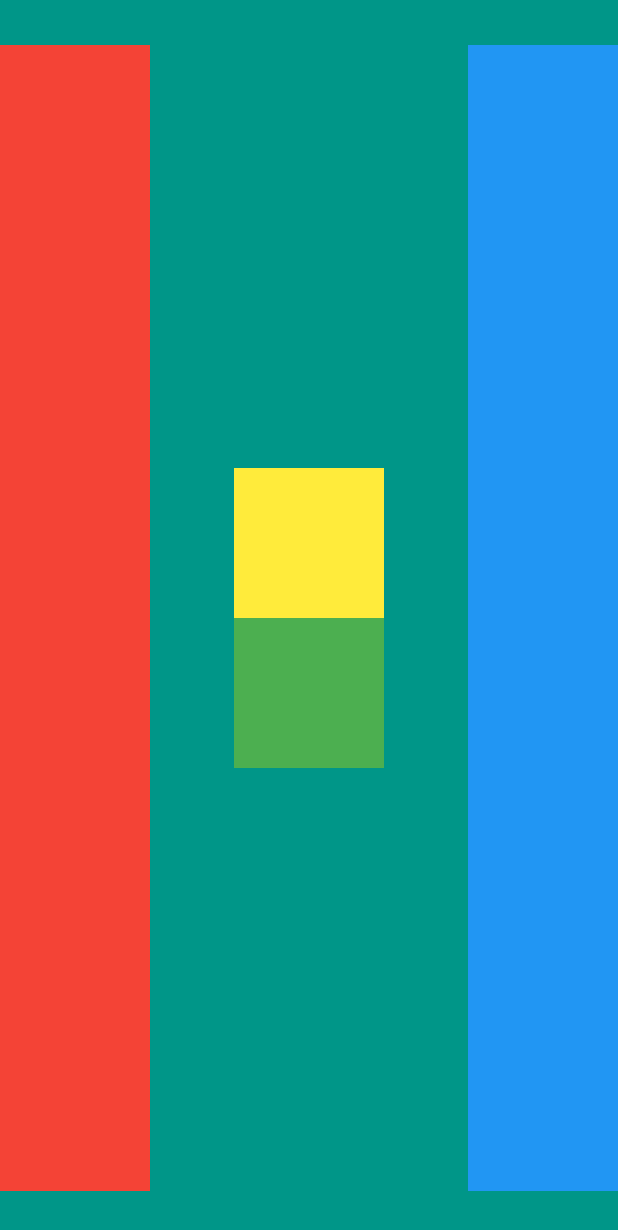
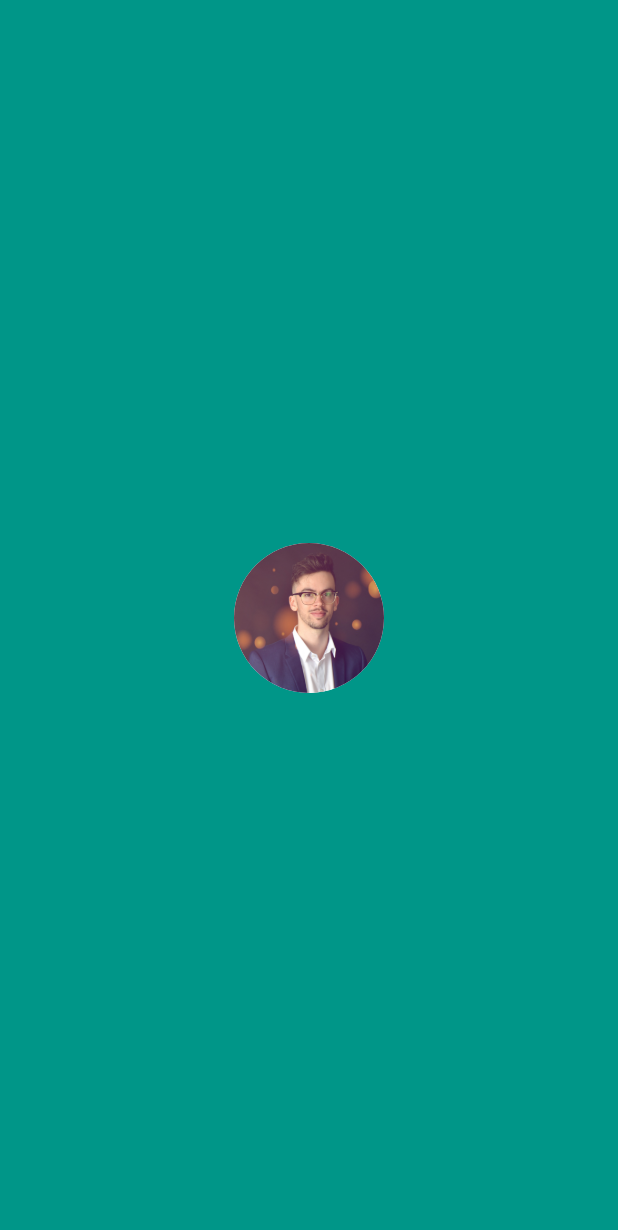
Before and after one commit to blomqvistandreas/MiCard, a Flutter app: the screen it shows after launch, on a phone screen of 412 x 824 dp. Shown: the top 1230 px of the screen. Run offline on Flutter 3.47's test engine with Material 2 defaults, Android fonts, the phone set to English and light mode, and no system bars.

Commit message:
Circle Avatar with Image

```diff
--- a/lib/main.dart
+++ b/lib/main.dart
@@ -11,39 +11,18 @@ class MyApp extends StatelessWidget {
       home: Scaffold(
           backgroundColor: Colors.teal,
           body: SafeArea(
-            child: Row(
-              mainAxisAlignment: MainAxisAlignment.spaceBetween,
-              crossAxisAlignment: CrossAxisAlignment.stretch,
-              children: <Widget>[
-                // D60620 B70316 950217 7E0315
-                Container(
-                  color: Colors.red,
-                  margin: EdgeInsets.symmetric(vertical: 30),
-                  width: 100,
-                ),
-                Container(
-                  child: Column(
-                    mainAxisAlignment: MainAxisAlignment.center,
-                    children: <Widget>[
-                      Container(
-                        color: Colors.yellow,
-                        height: 100,
-                        width: 100,
-                      ),
-                      Container(
-                        color: Colors.green,
-                        height: 100,
-                        width: 100,
-                      )
-                    ],
+            child: Center(
+              child: Column(
+                mainAxisAlignment: MainAxisAlignment.center,
+                children: <Widget>[
+                  CircleAvatar(
+                    radius: 50,
+                    backgroundColor: Colors.white,
+                    backgroundImage: AssetImage('images/me.jpg'),
                   ),
-                ),
-                Container(
-                  color: Colors.blue,
-                  margin: EdgeInsets.symmetric(vertical: 30),
-                  width: 100,
-                ),
-              ],
+                  // D60620 B70316 950217 7E0315
+                ],
+              ),
             ),
           )),
     );
```
Also changed, not shown: pubspec.yaml (+2 -38 lines), images/me.jpg (added), 6 other files.
